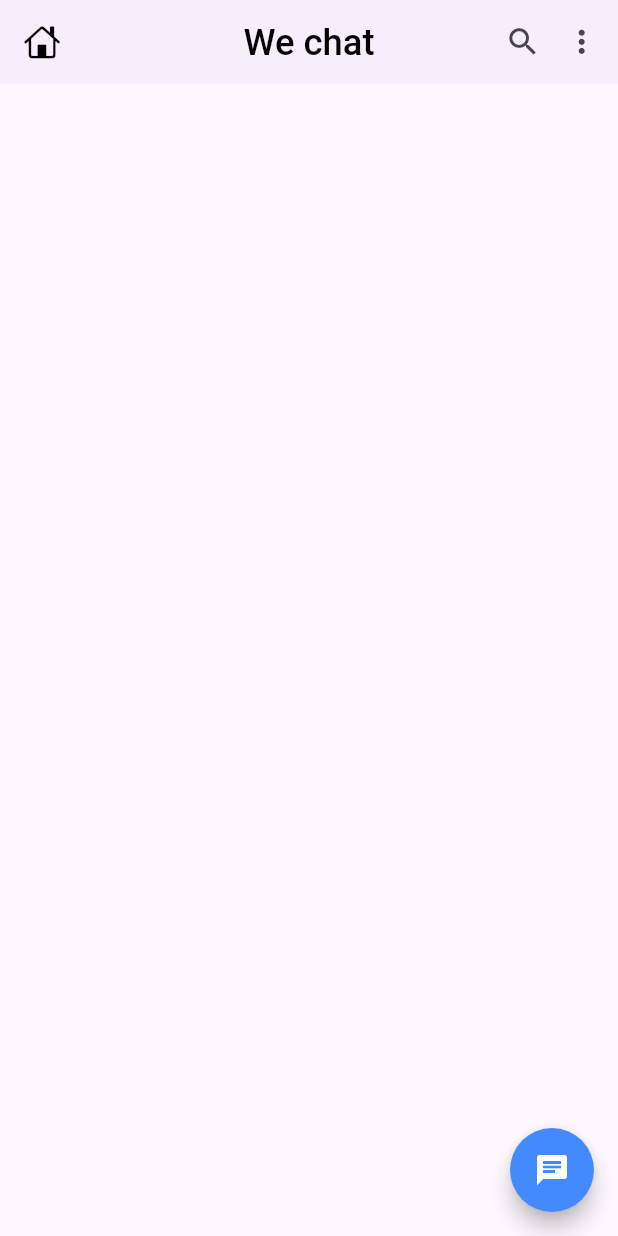
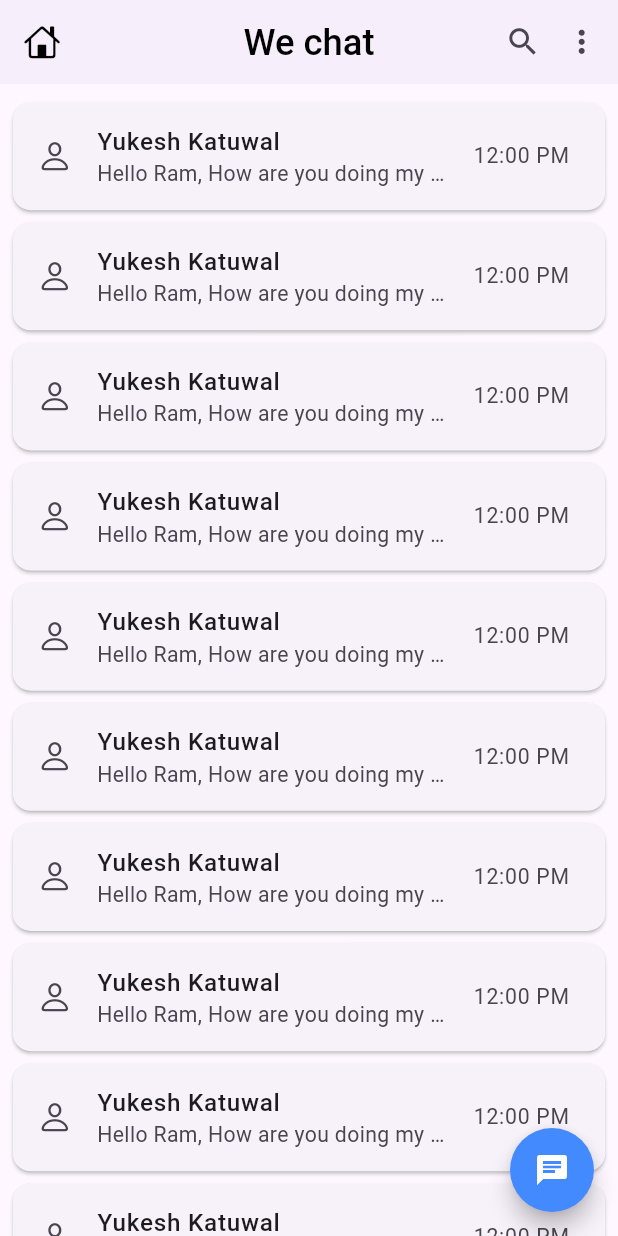
Before and after one commit to Ukeshgit/ChatRoom, a Flutter app: the HomeScreen screen opened directly, on a phone screen of 412 x 824 dp. Run offline on Flutter 3.47's test engine with Material 3 defaults, Android fonts, the phone set to English and light mode, and no system bars; our stand-ins replace firebase_auth, firebase_core, flutter_screenutil, flutter_svg, get, google_sign_in; accounts and stored records are empty.

Commit message:
splash,logout,home card added

```diff
--- a/lib/app/home/views/pages/home_page.dart
+++ b/lib/app/home/views/pages/home_page.dart
@@ -1,6 +1,12 @@
+import 'package:chatapp/app/authentication/views/login_page.dart';
+import 'package:chatapp/const/apis.dart';
+import 'package:chatapp/widgets/chat_user_card.dart';
+import 'package:firebase_auth/firebase_auth.dart';
 import 'package:flutter/cupertino.dart';
 import 'package:flutter/material.dart';
 import 'package:flutter_screenutil/flutter_screenutil.dart';
+import 'package:get/get.dart';
+import 'package:google_sign_in/google_sign_in.dart';
 
 class HomeScreen extends StatelessWidget {
   const HomeScreen({super.key});
@@ -47,11 +53,28 @@ class HomeScreen extends StatelessWidget {
       floatingActionButton: FloatingActionButton(
         shape: CircleBorder(),
         backgroundColor: Colors.blueAccent,
-          onPressed: () {},
+        onPressed: () async {
+          try {
+            await Apis.auth.signOut();
+            await GoogleSignIn().signOut();
+            Get.offAll(() => LoginPage());
+          } catch (e) {
+            print(e);
+          }
+        },
         child: Icon(
           Icons.chat,
           color: Colors.white,
         ),
-        ));
+      ),
+      body: ListView.builder(
+        physics: BouncingScrollPhysics(),
+        padding: EdgeInsets.symmetric(vertical: 8.h),
+        itemCount: 15,
+        itemBuilder: (context, index) {
+          return ChatUserCard();
+        },
+      ),
+    );
   }
 }
--- /dev/null
+++ b/lib/const/apis.dart
@@ -0,0 +1,5 @@
+import 'package:firebase_auth/firebase_auth.dart';
+
+class Apis {
+  static var auth = FirebaseAuth.instance;
+}
--- a/lib/main.dart
+++ b/lib/main.dart
@@ -1,5 +1,6 @@
 import 'package:chatapp/app/authentication/views/login_page.dart';
 import 'package:chatapp/app/home/views/pages/home_page.dart';
+import 'package:chatapp/app/splash/splash_screen.dart';
 import 'package:firebase_core/firebase_core.dart';
 import 'package:flutter/material.dart';
 import 'package:flutter/services.dart';
@@ -43,7 +44,7 @@ class MyApp extends StatelessWidget {
         // initialRoute: '/',
         // getPages: allpages,
       ),
-      child: LoginPage(),
+      child: SplashScreen(),
     );
   }
 }
--- /dev/null
+++ b/lib/widgets/chat_user_card.dart
@@ -0,0 +1,38 @@
+import 'package:flutter/cupertino.dart';
+import 'package:flutter/material.dart';
+import 'package:flutter_screenutil/flutter_screenutil.dart';
+
+class ChatUserCard extends StatelessWidget {
+  const ChatUserCard({super.key});
+
+  @override
+  Widget build(BuildContext context) {
+    return Card(
+      margin: EdgeInsets.symmetric(horizontal: 8.w, vertical: 4.h),
+      child: InkWell(
+        borderRadius: BorderRadius.circular(8.r),
+        onTap: () {},
+        child: ListTile(
+          title: Text(
+            "Yukesh Katuwal",
+            style: TextStyle(fontWeight: FontWeight.w500, fontSize: 16.sp),
+          ),
+          subtitle: Text(
+            "Hello Ram, How are you doing my boy",
+            maxLines: 1,
+            overflow: TextOverflow.ellipsis,
+            style: TextStyle(fontSize: 14.sp),
+          ),
+          leading: Icon(
+            CupertinoIcons.person,
+            size: 24.sp,
+          ),
+          trailing: Text(
+            "12:00 PM",
+            style: TextStyle(fontWeight: FontWeight.w400, fontSize: 14.sp),
+          ),
+        ),
+      ),
+    );
+  }
+}
```
Also changed, not shown: lib/app/splash/splash_screen.dart (added, +55 -0 lines), 1 other file. Lines whose indentation alone changed are shown as unchanged.
